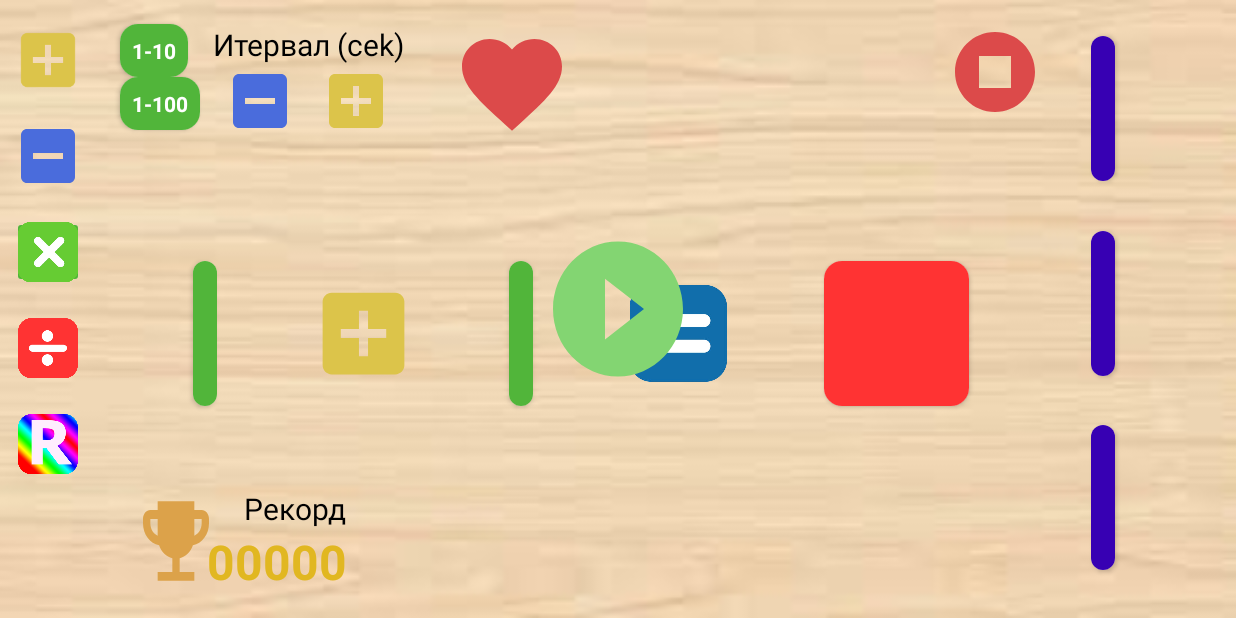
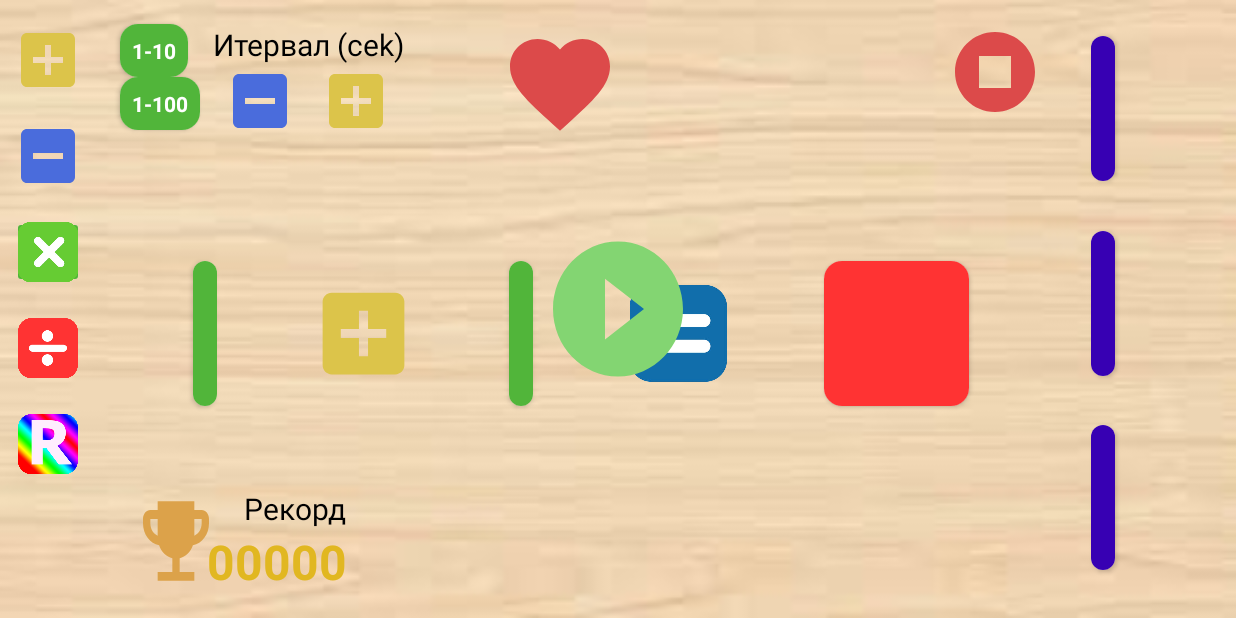
Before and after one commit to SemKaminskyi/MyLittleNumbers, an Android app: the AriphmeticActivity screen opened directly, with no data from a screen before it, on a phone screen of 824 x 412 dp (held sideways). Run offline under Robolectric (Android 15) with nearby library versions, the phone set to English and light mode, and no system bars.

Commit message:
finish add views on ariphmetics screen

```diff
--- a/app/src/main/res/layout/activity_ariphmetic.xml
+++ b/app/src/main/res/layout/activity_ariphmetic.xml
@@ -317,7 +317,7 @@
         layout="@layout/life"
         android:layout_width="wrap_content"
         android:layout_height="wrap_content"
-        android:layout_marginStart="32dp"
+        android:layout_marginStart="64dp"
         android:layout_marginTop="16dp"
         app:layout_constraintStart_toEndOf="@+id/a_interval"
         app:layout_constraintTop_toTopOf="parent" />
```
